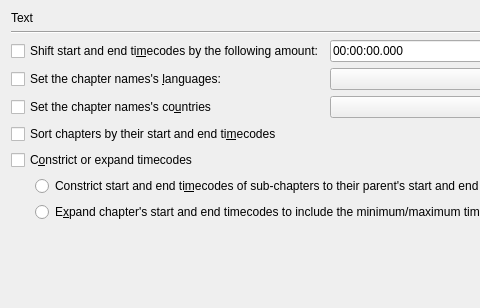
jpsdr/MKVToolnix-Windows-7, file src/mkvtoolnix-gui/forms/chapter_editor/mass_modification_dialog.ui: the form before one commit; both pictures show x 0 to 480 and y 0 to 308 of the 721 by 308 pixel window.
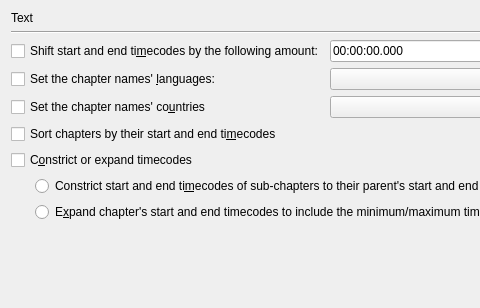
The form after the commit. Custom widgets are drawn as their Qt base class.

Commit message: GUI: fix a couple of spelling/grammar mistakes

What changed in the file:
```diff
--- a/src/mkvtoolnix-gui/forms/chapter_editor/mass_modification_dialog.ui
+++ b/src/mkvtoolnix-gui/forms/chapter_editor/mass_modification_dialog.ui
@@ -56,7 +56,7 @@
      <item row="1" column="0">
       <widget class="QCheckBox" name="cbSetLanguage">
        <property name="text">
-        <string>Set the chapter names's &amp;languages:</string>
+        <string>Set the chapter names' &amp;languages:</string>
        </property>
       </widget>
      </item>
@@ -66,7 +66,7 @@
      <item row="2" column="0">
       <widget class="QCheckBox" name="cbSetCountry">
        <property name="text">
-        <string>Set the chapter names's co&amp;untries</string>
+        <string>Set the chapter names' co&amp;untries</string>
        </property>
       </widget>
      </item>
```
The commit also changes 1 other file.
